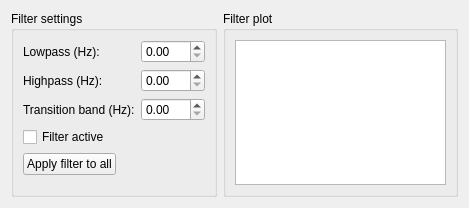
Qt form applications/mne_browse_raw_qt/FormFiles/filterwindow.ui (mne-tools/mne-cpp) before a commit.
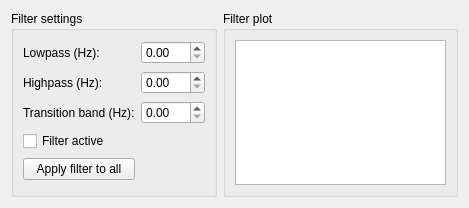
The same form after that commit.

```diff
--- a/applications/mne_browse_raw_qt/FormFiles/filterwindow.ui
+++ b/applications/mne_browse_raw_qt/FormFiles/filterwindow.ui
@@ -19,10 +19,7 @@
      <property name="title">
       <string>Filter settings</string>
      </property>
-     <layout class="QFormLayout" name="formLayout">
-      <property name="fieldGrowthPolicy">
-       <enum>QFormLayout::AllNonFixedFieldsGrow</enum>
-      </property>
+     <layout class="QGridLayout" name="gridLayout">
       <item row="0" column="0">
        <widget class="QLabel" name="label">
         <property name="text">
```
